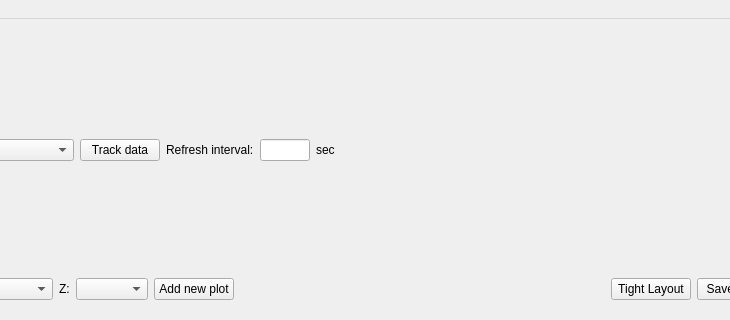
Old version of the form qcodesplusplus/plotting/offline/design.ui in the repository qcodespp/qcodespp; both pictures show x 573 to 1303 and y 0 to 320 of the 1445 by 700 pixel window.
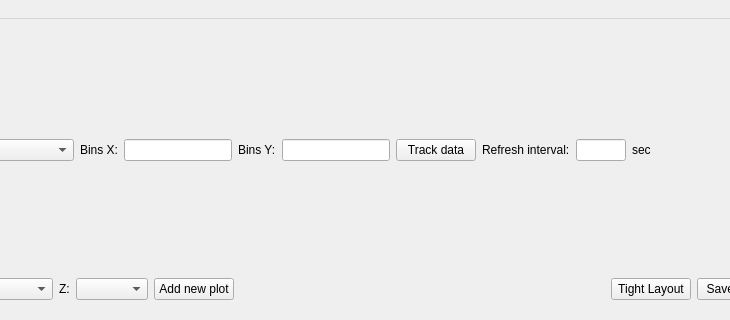
New version of the form. Icons and pictures are not drawn.

Patch:
```diff
--- a/qcodesplusplus/plotting/offline/design.ui
+++ b/qcodesplusplus/plotting/offline/design.ui
@@ -564,6 +564,52 @@
           </property>
          </widget>
         </item>
+        <item>
+         <widget class="QLabel" name="binsX_label">
+          <property name="sizePolicy">
+           <sizepolicy hsizetype="Minimum" vsizetype="Minimum">
+            <horstretch>0</horstretch>
+            <verstretch>0</verstretch>
+           </sizepolicy>
+          </property>
+          <property name="text">
+           <string>Bins X:</string>
+          </property>
+         </widget>
+        </item>
+        <item>
+         <widget class="QLineEdit" name="binsX_lineedit">
+          <property name="sizePolicy">
+           <sizepolicy hsizetype="Preferred" vsizetype="Fixed">
+            <horstretch>0</horstretch>
+            <verstretch>0</verstretch>
+           </sizepolicy>
+          </property>
+         </widget>
+        </item>
+        <item>
+         <widget class="QLabel" name="binsY_label">
+          <property name="sizePolicy">
+           <sizepolicy hsizetype="Minimum" vsizetype="Minimum">
+            <horstretch>0</horstretch>
+            <verstretch>0</verstretch>
+           </sizepolicy>
+          </property>
+          <property name="text">
+           <string>Bins Y:</string>
+          </property>
+         </widget>
+        </item>
+        <item>
+         <widget class="QLineEdit" name="binsY_lineedit">
+          <property name="sizePolicy">
+           <sizepolicy hsizetype="Preferred" vsizetype="Fixed">
+            <horstretch>0</horstretch>
+            <verstretch>0</verstretch>
+           </sizepolicy>
+          </property>
+         </widget>
+        </item>
         <item>
          <widget class="QPushButton" name="track_button">
           <property name="text">
```
